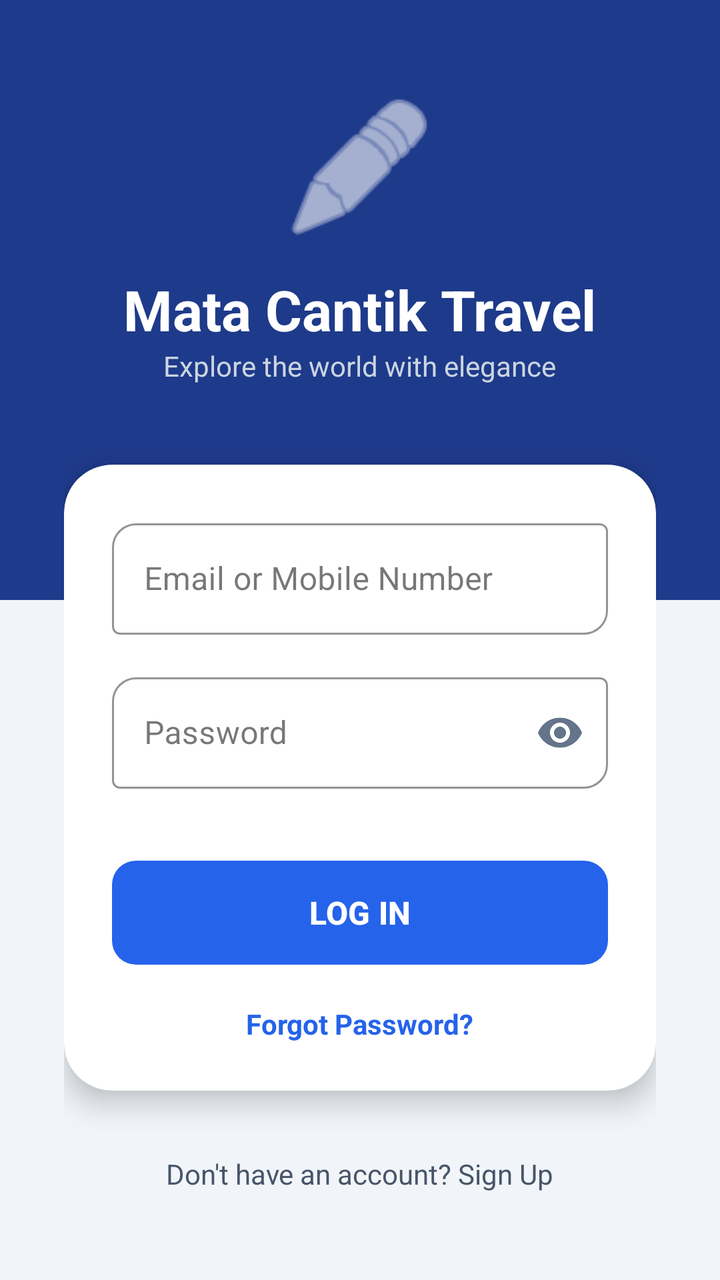
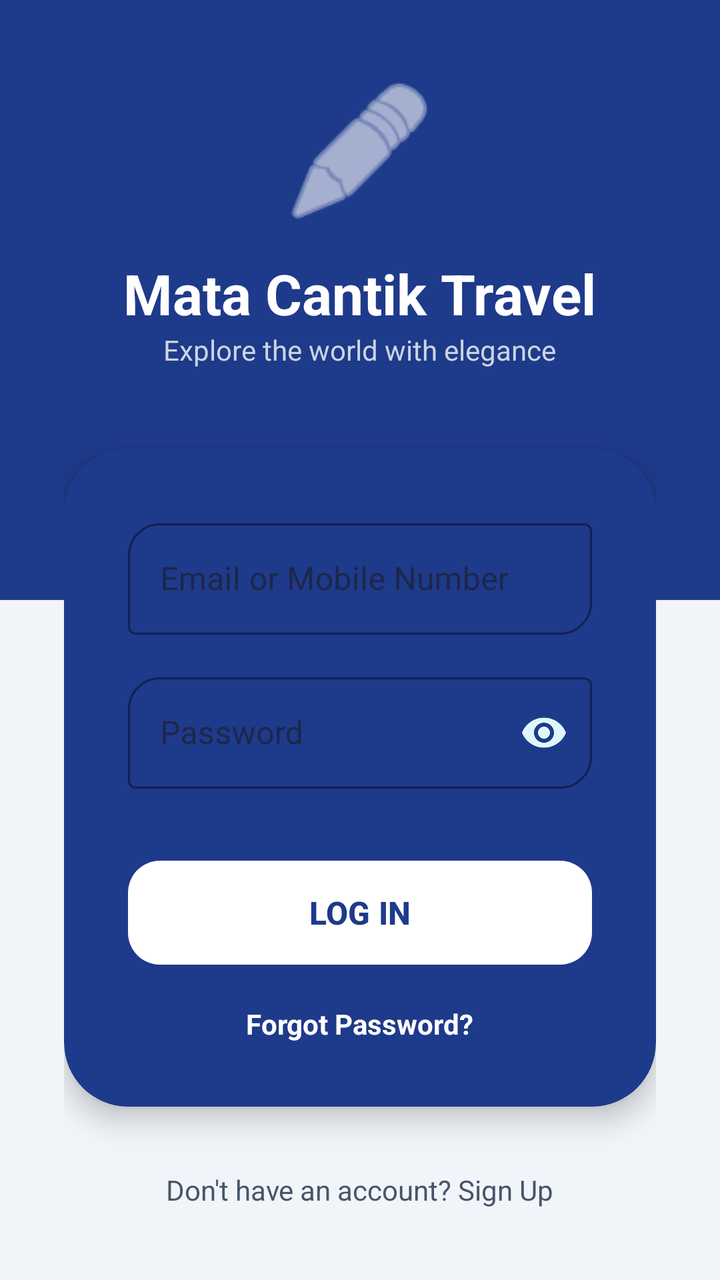

Compare the two renders of this Android layout. The source of the first and the diff that turns it into the second are given below.
<!-- AndroidManifest.xml: application theme Theme.ProjectMobile -->
<!-- res/layout/activity_third.xml -->
<?xml version="1.0" encoding="utf-8"?>
<androidx.constraintlayout.widget.ConstraintLayout
    xmlns:android="http://schemas.android.com/apk/res/android"
    xmlns:app="http://schemas.android.com/apk/res-auto"
    android:id="@+id/main"
    android:layout_width="match_parent"
    android:layout_height="match_parent"
    android:background="#F1F5F9"> 

    
    <View
        android:layout_width="match_parent"
        android:layout_height="300dp"
        android:background="#1E3A8A"
        app:layout_constraintTop_toTopOf="parent"
        app:layout_constraintStart_toStartOf="parent" />

    <LinearLayout
        android:layout_width="match_parent"
        android:layout_height="wrap_content"
        android:orientation="vertical"
        android:padding="32dp"
        app:layout_constraintBottom_toBottomOf="parent"
        app:layout_constraintTop_toTopOf="parent">

        <ImageView
            android:layout_width="80dp"
            android:layout_height="80dp"
            android:layout_gravity="center"
            android:contentDescription="Logo"
            android:src="@android:drawable/ic_menu_edit"
            app:tint="#FFFFFF" />

        <TextView
            android:layout_width="wrap_content"
            android:layout_height="wrap_content"
            android:layout_gravity="center"
            android:layout_marginTop="12dp"
            android:text="Mata Cantik Travel"
            android:textColor="#FFFFFF"
            android:textSize="28sp"
            android:textStyle="bold" />

        <TextView
            android:layout_width="wrap_content"
            android:layout_height="wrap_content"
            android:layout_gravity="center"
            android:text="Explore the world with elegance"
            android:textColor="#CBD5E1"
            android:layout_marginBottom="40dp" />

        <androidx.cardview.widget.CardView
            android:layout_width="match_parent"
            android:layout_height="wrap_content"
            app:cardBackgroundColor="#FFFFFF"
            app:cardCornerRadius="24dp"
            app:cardElevation="8dp"> 

            <LinearLayout
                android:layout_width="match_parent"
                android:layout_height="wrap_content"
                android:orientation="vertical"
                android:padding="24dp">

                <com.google.android.material.textfield.TextInputLayout
                    style="@style/Widget.MaterialComponents.TextInputLayout.OutlinedBox"
                    android:layout_width="match_parent"
                    android:layout_height="wrap_content"
                    android:hint="Email or Mobile Number"
                    app:hintTextColor="#64748B"
                    app:boxStrokeColor="#2563EB"
                    app:boxCornerRadiusBottomEnd="12dp"
                    app:boxCornerRadiusTopStart="12dp"
                    app:startIconTint="#2563EB">

                    <com.google.android.material.textfield.TextInputEditText
                        android:id="@+id/etUsername"
                        android:layout_width="match_parent"
                        android:layout_height="wrap_content"
                        android:textColor="#1E293B" />
                </com.google.android.material.textfield.TextInputLayout>

                <com.google.android.material.textfield.TextInputLayout
                    style="@style/Widget.MaterialComponents.TextInputLayout.OutlinedBox"
                    android:layout_width="match_parent"
                    android:layout_height="wrap_content"
                    android:layout_marginTop="16dp"
                    android:hint="Password"
                    app:hintTextColor="#64748B"
                    app:boxStrokeColor="#2563EB"
                    app:boxCornerRadiusBottomEnd="12dp"
                    app:boxCornerRadiusTopStart="12dp"
                    app:passwordToggleEnabled="true"
                    app:passwordToggleTint="#64748B"
                    app:startIconTint="#2563EB">

                    <com.google.android.material.textfield.TextInputEditText
                        android:id="@+id/etPassword"
                        android:layout_width="match_parent"
                        android:layout_height="wrap_content"
                        android:inputType="textPassword"
                        android:textColor="#1E293B" />
                </com.google.android.material.textfield.TextInputLayout>

                <com.google.android.material.button.MaterialButton
                    android:id="@+id/btnLogin"
                    android:layout_width="match_parent"
                    android:layout_height="60dp"
                    android:layout_marginTop="32dp"
                    android:text="LOG IN"
                    android:textSize="16sp"
                    android:textStyle="bold"
                    app:backgroundTint="#2563EB"
                    app:cornerRadius="12dp" />

                <TextView
                    android:layout_width="wrap_content"
                    android:layout_height="wrap_content"
                    android:layout_gravity="center"
                    android:layout_marginTop="16dp"
                    android:text="Forgot Password?"
                    android:textColor="#2563EB"
                    android:textStyle="bold" />

            </LinearLayout>
        </androidx.cardview.widget.CardView>

        <TextView
            android:layout_width="wrap_content"
            android:layout_height="wrap_content"
            android:layout_gravity="center"
            android:layout_marginTop="32dp"
            android:text="Don't have an account? Sign Up"
            android:textColor="#475569" />

    </LinearLayout>

</androidx.constraintlayout.widget.ConstraintLayout>
<!-- resources referenced by this layout -->
<resources>
  <style name="Theme.ProjectMobile" parent="Base.Theme.ProjectMobile" />
  <style name="Base.Theme.ProjectMobile" parent="Theme.Material3.DayNight.NoActionBar">
          
          
      </style>
</resources>

<!-- the commit's change to res/layout/activity_third.xml (unified diff, before → after) -->
@@ -11,7 +11,7 @@
     <View
         android:layout_width="match_parent"
         android:layout_height="300dp"
-        android:background="#1E3A8A"
+        android:background="@color/blue_pcr"
         app:layout_constraintTop_toTopOf="parent"
         app:layout_constraintStart_toStartOf="parent" />
 
@@ -49,35 +49,37 @@
             android:textColor="#CBD5E1"
             android:layout_marginBottom="40dp" />
 
-        <androidx.cardview.widget.CardView
+        <com.google.android.material.card.MaterialCardView
             android:layout_width="match_parent"
             android:layout_height="wrap_content"
-            app:cardBackgroundColor="#FFFFFF"
-            app:cardCornerRadius="24dp"
-            app:cardElevation="8dp"> 
+            app:cardBackgroundColor="@color/blue_pcr"
+            app:cardCornerRadius="32dp"
+            app:cardElevation="8dp"
+            app:strokeWidth="0dp">
 
             <LinearLayout
                 android:layout_width="match_parent"
                 android:layout_height="wrap_content"
                 android:orientation="vertical"
-                android:padding="24dp">
+                android:padding="32dp">
 
                 <com.google.android.material.textfield.TextInputLayout
                     style="@style/Widget.MaterialComponents.TextInputLayout.OutlinedBox"
                     android:layout_width="match_parent"
                     android:layout_height="wrap_content"
                     android:hint="Email or Mobile Number"
-                    app:hintTextColor="#64748B"
-                    app:boxStrokeColor="#2563EB"
-                    app:boxCornerRadiusBottomEnd="12dp"
-                    app:boxCornerRadiusTopStart="12dp"
-                    app:startIconTint="#2563EB">
+                    app:hintTextColor="#E0F7FA"
+                    app:boxStrokeColor="#FFFFFF"
+                    app:boxCornerRadiusBottomEnd="16dp"
+                    app:boxCornerRadiusTopStart="16dp"
+                    app:startIconTint="#FFFFFF"
+                    app:boxStrokeWidth="1dp">
 
                     <com.google.android.material.textfield.TextInputEditText
                         android:id="@+id/etUsername"
                         android:layout_width="match_parent"
                         android:layout_height="wrap_content"
-                        android:textColor="#1E293B" />
+                        android:textColor="#FFFFFF" />
                 </com.google.android.material.textfield.TextInputLayout>
 
                 <com.google.android.material.textfield.TextInputLayout
@@ -86,20 +88,21 @@
                     android:layout_height="wrap_content"
                     android:layout_marginTop="16dp"
                     android:hint="Password"
-                    app:hintTextColor="#64748B"
-                    app:boxStrokeColor="#2563EB"
-                    app:boxCornerRadiusBottomEnd="12dp"
-                    app:boxCornerRadiusTopStart="12dp"
+                    app:hintTextColor="#E0F7FA"
+                    app:boxStrokeColor="#FFFFFF"
+                    app:boxCornerRadiusBottomEnd="16dp"
+                    app:boxCornerRadiusTopStart="16dp"
                     app:passwordToggleEnabled="true"
-                    app:passwordToggleTint="#64748B"
-                    app:startIconTint="#2563EB">
+                    app:passwordToggleTint="#E0F7FA"
+                    app:startIconTint="#FFFFFF"
+                    app:boxStrokeWidth="1dp">
 
                     <com.google.android.material.textfield.TextInputEditText
                         android:id="@+id/etPassword"
                         android:layout_width="match_parent"
                         android:layout_height="wrap_content"
                         android:inputType="textPassword"
-                        android:textColor="#1E293B" />
+                        android:textColor="#FFFFFF" />
                 </com.google.android.material.textfield.TextInputLayout>
 
                 <com.google.android.material.button.MaterialButton
@@ -110,8 +113,9 @@
                     android:text="LOG IN"
                     android:textSize="16sp"
                     android:textStyle="bold"
-                    app:backgroundTint="#2563EB"
-                    app:cornerRadius="12dp" />
+                    android:textColor="@color/blue_pcr"
+                    app:backgroundTint="#FFFFFF"
+                    app:cornerRadius="16dp" />
 
                 <TextView
                     android:layout_width="wrap_content"
@@ -119,11 +123,11 @@
                     android:layout_gravity="center"
                     android:layout_marginTop="16dp"
                     android:text="Forgot Password?"
-                    android:textColor="#2563EB"
+                    android:textColor="#FFFFFF"
                     android:textStyle="bold" />
 
             </LinearLayout>
-        </androidx.cardview.widget.CardView>
+        </com.google.android.material.card.MaterialCardView>
 
         <TextView
             android:layout_width="wrap_content"
<!-- resource entries referenced after the edit -->
@@ -1,5 +1,6 @@
 <!-- resources referenced by this layout -->
 <resources>
+  <color name="blue_pcr">#1E3A8A</color>
   <style name="Theme.ProjectMobile" parent="Base.Theme.ProjectMobile" />
   <style name="Base.Theme.ProjectMobile" parent="Theme.Material3.DayNight.NoActionBar">
           
